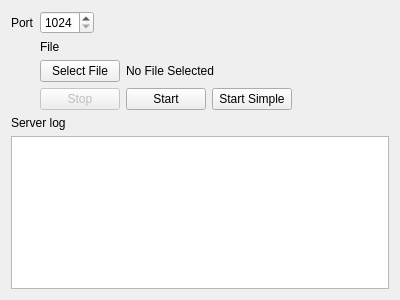
First picture: the form in textshredder_gui/servercontrolview.ui, repository mitchelkuijpers/TextShredder, before the edit.
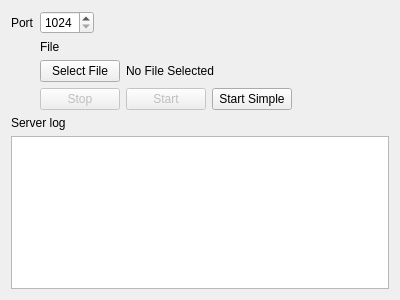
Second picture: the form after the edit.

Commit message: Fixed issue #4 where you could start a server without a file.

Diff of the .ui file:
```diff
--- a/textshredder_gui/servercontrolview.ui
+++ b/textshredder_gui/servercontrolview.ui
@@ -51,7 +51,7 @@
        <item>
         <widget class="QPushButton" name="startButton">
          <property name="enabled">
-          <bool>true</bool>
+          <bool>false</bool>
          </property>
          <property name="text">
           <string>Start</string>
```
The commit also changes 2 other files.
